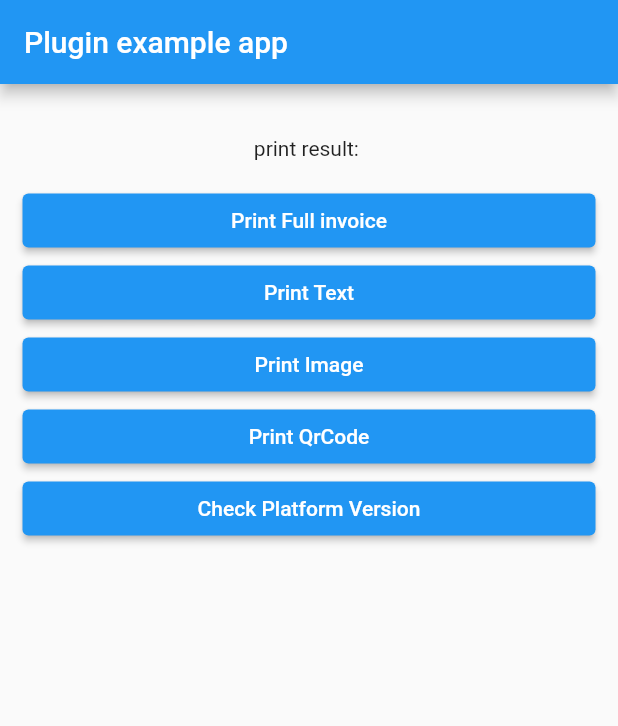
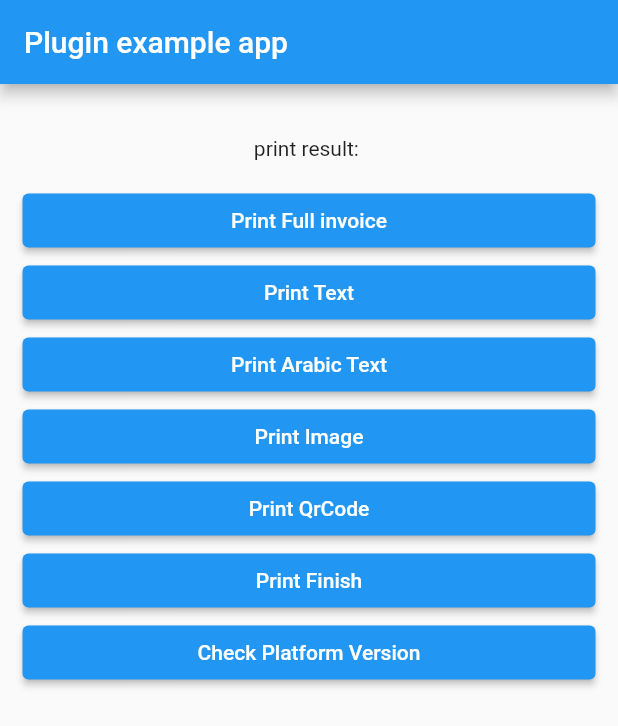
Before and after one commit to taghassan54/all_printer, a Flutter app: the screen it shows after launch, after a tap on "Print Text", on a phone screen of 412 x 824 dp. Shown: the top 726 px of the screen. Run offline on Flutter 3.47's test engine with Material 2 defaults, Android fonts, the phone set to English and light mode, and no system bars; our stand-ins replace dio, logger, permission_handler, plugin_platform_interface.

Commit message:
print ar test

```diff
--- a/example/lib/main.dart
+++ b/example/lib/main.dart
@@ -41,34 +41,35 @@ class _MyAppState extends State<MyApp> {
     //
     try {
       // var response = await Dio().get('http://213.159.5.155:410/invoice.json');
-
+var index =0 ;
       setState((){
         invoice = {
-          "0": "The Quick Brown fox jumped over The Lazy Dog",
-          "1": "Date:2022-01-30 10:25:35",
-          "2": "Name: Altkamul Printer Test",
-          "3": "Merchent ID: $merchantId",
-          "4": "Terminal ID: 667766776",
-          "5": "Transaction ID: 10000001",
-          "6": "Voucher No: 22-003111",
-          "7": "Car No: 1001k",
-          "8": "Customer No: 971512345678",
-          "9": "******************************",
-          "10": "Tax Invoice",
-          "11": "******************************",
-          "12": "Title: Exterir Wash Small Car",
-          "13": "service: Wash",
-          "14": "price: 35.00",
-          "15": "qty: 2",
-          "16": "Total Qty: 2",
-          "17": "Total Befor Vat: 70.00 AED",
-          "18": "Vat: @5%: 11.00 AED",
-          "19": "-------------------------------",
-          "20": "Total: 71.00 AED",
-          "21": "******************************",
-          "22": "City: Dubai UAE Call Us : 05123456789",
-          "23": "-------------------------------",
-          "24": "Thanks you for try our Flutter base POS"
+          "$index": "The Quick Brown fox jumped over The Lazy Dog",
+          "${++index}": "السلام عليكم ورحمة الله",
+          "${++index}": "Date:2022-01-30 10:25:35",
+          "${++index}": "Name: Altkamul Printer Test",
+          "${++index}": "Merchent ID: $merchantId",
+          "${++index}": "Terminal ID: 667766776",
+          "${++index}": "Transaction ID: 10000001",
+          "${++index}": "Voucher No: 22-003111",
+          "${++index}": "Car No: 1001k",
+          "${++index}": "Customer No: 971512345678",
+          "${++index}": "******************************",
+          "${++index}": "Tax Invoice",
+          "${++index}": "******************************",
+          "${++index}": "Title: Exterir Wash Small Car",
+          "${++index}": "service: Wash",
+          "${++index}": "price: 35.00",
+          "${++index}": "qty: 2",
+          "${++index}": "Total Qty: 2",
+          "${++index}": "Total Befor Vat: 70.00 AED",
+          "${++index}": "Vat: @5%: 11.00 AED",
+          "${++index}": "-------------------------------",
+          "${++index}": "Total: 71.00 AED",
+          "${++index}": "******************************",
+          "${++index}": "City: Dubai UAE Call Us : 05123456789",
+          "${++index}": "-------------------------------",
+          "${++index}": "Thanks you for try our Flutter base POS"
         };
       });
     } catch (e) {
@@ -168,6 +169,13 @@ print("Error : ${e.toString()}");
                 ),
               ),
               ElevatedButton(
+                onPressed: () => printTextAr(),
+                child: const SizedBox(
+                  width: double.infinity,
+                  child: Text("Print Arabic Text", textAlign: TextAlign.center),
+                ),
+              ),
+              ElevatedButton(
                 onPressed: () => printImage(),
                 child: const SizedBox(
                   width: double.infinity,
@@ -179,6 +187,13 @@ print("Error : ${e.toString()}");
                 child: const SizedBox(
                   width: double.infinity,
                   child: Text("Print QrCode", textAlign: TextAlign.center),
+                ),
+              ),
+              ElevatedButton(
+                onPressed: () => _allPrinterPlugin.printReyFinish(),
+                child: const SizedBox(
+                  width: double.infinity,
+                  child: Text("Print Finish", textAlign: TextAlign.center),
                 ),
               ),
               ElevatedButton(
@@ -202,6 +217,19 @@ print("Error : ${e.toString()}");
     platformVersion = await _allPrinterPlugin.printSingleLine(
             line:
                 "Lorem ipsum dolor sit amet, consectetur adipiscing elit, sed do eiusmod tempor incididunt ut labore et dolore magna aliqua. Ut enim ad minim veniam, quis nostrud exercitation ullamco laboris nisi ut aliquip ex ea commodo consequat. Duis aute irure dolor in reprehenderit in voluptate velit esse cillum dolore eu fugiat nulla pariatur. Excepteur sint occaecat cupidatat non proident, sunt in culpa qui officia deserunt mollit anim id est laborum.") ??
+        '';
+    _allPrinterPlugin.printReyFinish();
+    setState(() {
+      _platformVersion = platformVersion;
+    });
+  }
+
+  printTextAr() async {
+    String platformVersion = 'starting ... ';
+    await getInvoice();
+    platformVersion = await _allPrinterPlugin.printSingleLine(
+        line:
+        """ هنالك العديد من الأنواع المتوفرة لنصوص لوريم إيبسوم، ولكن الغالبية تم تعديلها بشكل ما عبر إدخال بعض النوادر أو الكلمات العشوائية إلى النص. إن كنت تريد أن تستخدم نص لوريم إيبسوم ما، عليك أن تتحقق أولاً أن ليس هناك أي كلمات أو عبارات محرجة أو غير لائقة مخبأة في هذا النص. بينما تعمل جميع مولّدات نصوص لوريم إيبسوم على الإنترنت على إعادة تكرار مقاطع من نص لوريم إيبسوم نفسه عدة مرات بما تتطلبه الحاجة، يقوم مولّدنا هذا باستخدام كلمات من قاموس يحوي على أكثر من 200 كلمة لا تينية، مضاف إليها مجموعة من الجمل النموذجية، لتكوين نص لوريم إيبسوم ذو شكل منطقي قريب إلى النص الحقيقي. وبالتالي يكون النص الناتح خالي من التكرار، أو أي كلمات أو عبارات غير لائقة أو ما شابه. وهذا ما يجعله أول مولّد نص لوريم إيبسوم حقيقي على الإنترنت.  """) ??
         '';
     _allPrinterPlugin.printReyFinish();
     setState(() {
```
Also changed, not shown: 3 other files.
